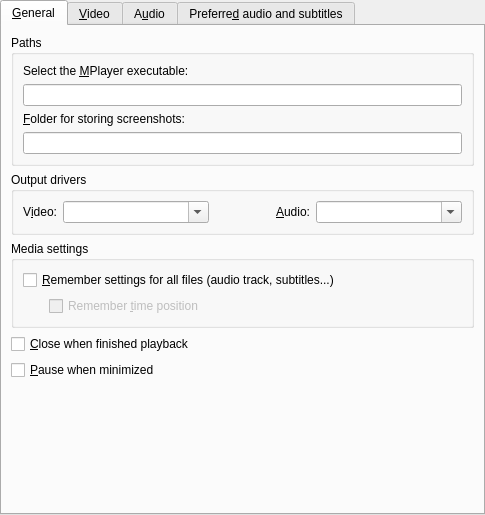
wilbert2000/wzplayer, file src/prefgeneral.ui: the form before one commit.
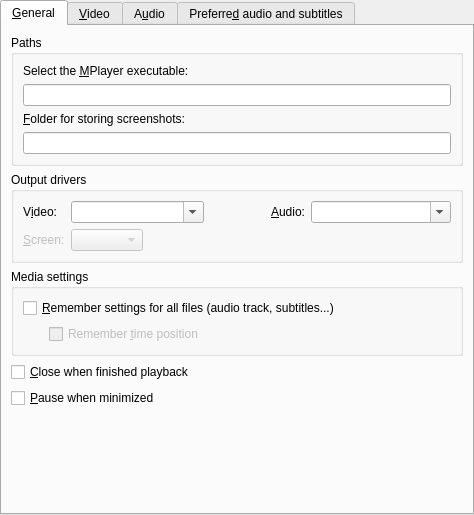
The form after the commit. Custom widgets are drawn as their Qt base class.

Commit message: (Windows) Added a new option in Preferences->General that allows the user to select which screen will display the video when using directx as video driver. This option is visible only when directx is selected.

```diff
--- a/src/prefgeneral.ui
+++ b/src/prefgeneral.ui
@@ -5,7 +5,7 @@
    <rect>
     <x>0</x>
     <y>0</y>
-    <width>485</width>
+    <width>474</width>
     <height>515</height>
    </rect>
   </property>
@@ -14,7 +14,7 @@
     <number>0</number>
    </property>
    <property name="spacing" >
-    <number>6</number>
+    <number>0</number>
    </property>
    <item>
     <widget class="QTabWidget" name="general_tab" >
@@ -92,6 +92,27 @@
            <number>6</number>
           </property>
           <item>
+           <layout class="QGridLayout" >
+            <property name="margin" >
+             <number>0</number>
+            </property>
+            <property name="spacing" >
+             <number>6</number>
+            </property>
+            <item row="1" column="0" >
+             <widget class="QLabel" name="screen_label" >
+              <property name="enabled" >
+               <bool>false</bool>
+              </property>
+              <property name="text" >
+               <string>&amp;Screen:</string>
+              </property>
+              <property name="buddy" >
+               <cstring>screen_combo</cstring>
+              </property>
+             </widget>
+            </item>
+            <item row="0" column="0" >
            <widget class="QLabel" name="vo_label" >
             <property name="text" >
              <string>V&amp;ideo:</string>
@@ -104,7 +125,22 @@
             </property>
            </widget>
           </item>
-          <item>
+            <item row="1" column="1" >
+             <widget class="QComboBox" name="screen_combo" >
+              <property name="enabled" >
+               <bool>false</bool>
+              </property>
+              <property name="sizePolicy" >
+               <sizepolicy>
+                <hsizetype>4</hsizetype>
+                <vsizetype>0</vsizetype>
+                <horstretch>0</horstretch>
+                <verstretch>0</verstretch>
+               </sizepolicy>
+              </property>
+             </widget>
+            </item>
+            <item row="0" column="1" >
            <widget class="MyComboBox" name="vo_combo" >
             <property name="sizePolicy" >
              <sizepolicy>
@@ -119,6 +155,8 @@
             </property>
            </widget>
           </item>
+           </layout>
+          </item>
           <item>
            <spacer>
             <property name="orientation" >
@@ -136,6 +174,44 @@
            </spacer>
           </item>
           <item>
+           <layout class="QGridLayout" >
+            <property name="margin" >
+             <number>0</number>
+            </property>
+            <property name="spacing" >
+             <number>6</number>
+            </property>
+            <item row="0" column="1" >
+             <widget class="MyComboBox" name="ao_combo" >
+              <property name="sizePolicy" >
+               <sizepolicy>
+                <hsizetype>7</hsizetype>
+                <vsizetype>0</vsizetype>
+                <horstretch>0</horstretch>
+                <verstretch>0</verstretch>
+               </sizepolicy>
+              </property>
+              <property name="editable" >
+               <bool>true</bool>
+              </property>
+             </widget>
+            </item>
+            <item row="1" column="0" colspan="2" >
+             <widget class="QLabel" name="space_label" >
+              <property name="sizePolicy" >
+               <sizepolicy>
+                <hsizetype>7</hsizetype>
+                <vsizetype>5</vsizetype>
+                <horstretch>0</horstretch>
+                <verstretch>0</verstretch>
+               </sizepolicy>
+              </property>
+              <property name="text" >
+               <string/>
+              </property>
+             </widget>
+            </item>
+            <item row="0" column="0" >
            <widget class="QLabel" name="ao_label" >
             <property name="text" >
              <string>&amp;Audio:</string>
@@ -148,20 +224,7 @@
             </property>
            </widget>
           </item>
-          <item>
-           <widget class="MyComboBox" name="ao_combo" >
-            <property name="sizePolicy" >
-             <sizepolicy>
-              <hsizetype>7</hsizetype>
-              <vsizetype>0</vsizetype>
-              <horstretch>0</horstretch>
-              <verstretch>0</verstretch>
-             </sizepolicy>
-            </property>
-            <property name="editable" >
-             <bool>true</bool>
-            </property>
-           </widget>
+           </layout>
           </item>
          </layout>
         </widget>
@@ -987,11 +1050,6 @@
   </layout>
  </widget>
  <customwidgets>
-  <customwidget>
-   <class>MyComboBox</class>
-   <extends>QComboBox</extends>
-   <header>mycombobox.h</header>
-  </customwidget>
   <customwidget>
    <class>FileChooser</class>
    <extends>QLineEdit</extends>
@@ -1002,6 +1060,11 @@
    <extends>QComboBox</extends>
    <header>tristatecombo.h</header>
   </customwidget>
+  <customwidget>
+   <class>MyComboBox</class>
+   <extends>QComboBox</extends>
+   <header>mycombobox.h</header>
+  </customwidget>
  </customwidgets>
  <tabstops>
   <tabstop>general_tab</tabstop>
```
Left out of the diff: 1 changed line with no effect on the pictures. Lines whose indentation alone changed are shown as unchanged. The commit also changes 7 other files.
